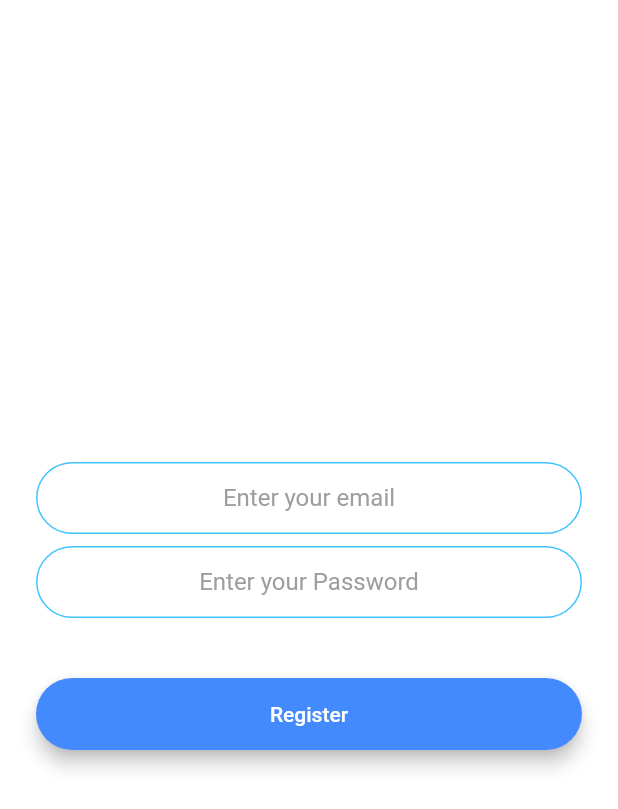
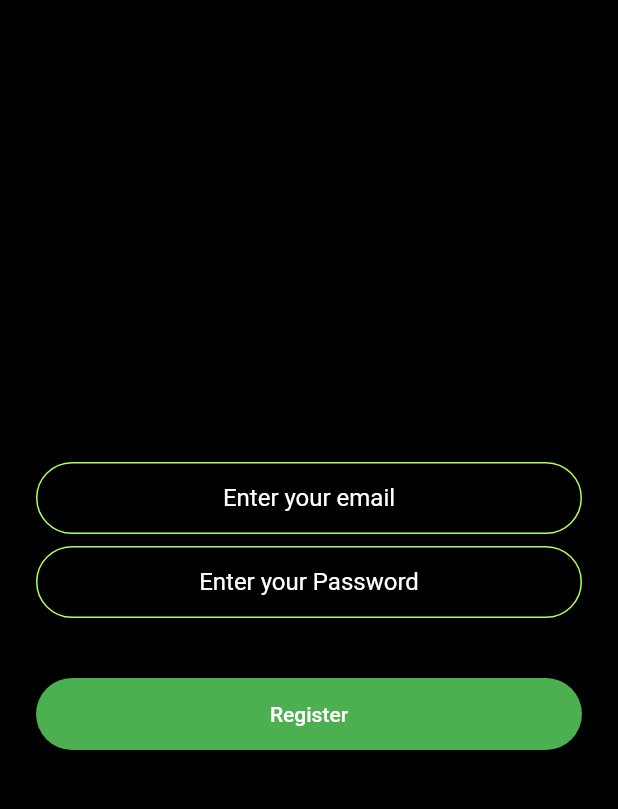
Before and after one commit to ScottJohnson02/flutter-todo-list, a Flutter app: the Registration screen opened by its route, on a phone screen of 412 x 824 dp. Shown: the top 809 px of the screen. Run offline on Flutter 3.47's test engine with Material 2 defaults, Android fonts, the phone set to English and light mode, and no system bars; our stand-ins replace firebase_auth, firebase_core, modal_progress_hud; accounts and stored records are empty.

Commit message:
styling updates on register.

```diff
--- a/lib/register.dart
+++ b/lib/register.dart
@@ -3,21 +3,21 @@ import 'package:firebase_auth/firebase_auth.dart';
 import 'package:modal_progress_hud/modal_progress_hud.dart';
 import 'package:flutter_todo_list/rounded_button.dart';
 
-//code for designing the UI of our text field where the user writes his email id or password
+// General UX styling.
 
 const kTextFieldDecoration = InputDecoration(
   hintText: 'Enter a value',
-  hintStyle: TextStyle(color: Colors.grey),
+  hintStyle: TextStyle(color: Colors.white),
   contentPadding: EdgeInsets.symmetric(vertical: 10.0, horizontal: 20.0),
   border: OutlineInputBorder(
     borderRadius: BorderRadius.all(Radius.circular(32.0)),
   ),
   enabledBorder: OutlineInputBorder(
-    borderSide: BorderSide(color: Colors.lightBlueAccent, width: 1.0),
+    borderSide: BorderSide(color: Colors.lightGreenAccent, width: 1.0),
     borderRadius: BorderRadius.all(Radius.circular(32.0)),
   ),
   focusedBorder: OutlineInputBorder(
-    borderSide: BorderSide(color: Colors.lightBlueAccent, width: 2.0),
+    borderSide: BorderSide(color: Colors.lightGreenAccent, width: 2.0),
     borderRadius: BorderRadius.all(Radius.circular(32.0)),
   ),
 );
@@ -35,7 +35,7 @@ class _RegistrationState extends State<Registration> {
   @override
   Widget build(BuildContext context) {
     return Scaffold(
-      backgroundColor: Colors.white,
+      backgroundColor: Colors.black,
       body: ModalProgressHUD(
         inAsyncCall: showSpinner,
         child: Padding(
@@ -49,7 +49,7 @@ class _RegistrationState extends State<Registration> {
                   textAlign: TextAlign.center,
                   onChanged: (value) {
                     email = value;
-                    //Do something with the user input.
+                    //Pass to home page.
                   },
                   decoration: kTextFieldDecoration.copyWith(
                       hintText: 'Enter your email')),
@@ -61,7 +61,7 @@ class _RegistrationState extends State<Registration> {
                   textAlign: TextAlign.center,
                   onChanged: (value) {
                     password = value;
-                    //Do something with the user input.
+                    //Pass to home page.
                   },
                   decoration: kTextFieldDecoration.copyWith(
                       hintText: 'Enter your Password')),
@@ -69,7 +69,7 @@ class _RegistrationState extends State<Registration> {
                 height: 24.0,
               ),
               RoundedButton(
-                colour: Colors.blueAccent,
+                colour: Colors.green,
                 title: 'Register',
                 onPressed: () async {
                   setState(() {
```
